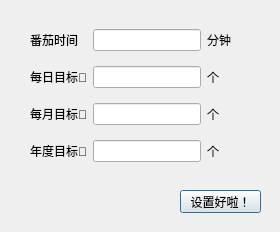
graylira/PomodroidoLite, file settomatodialog.ui: the form before one commit.
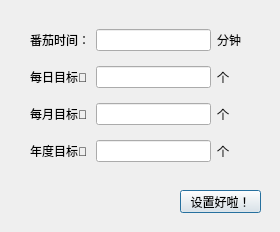
The form after the commit. Icons and pictures are not drawn.

```diff
--- a/settomatodialog.ui
+++ b/settomatodialog.ui
@@ -10,6 +10,18 @@
     <height>232</height>
    </rect>
   </property>
+  <property name="minimumSize">
+   <size>
+    <width>280</width>
+    <height>232</height>
+   </size>
+  </property>
+  <property name="maximumSize">
+   <size>
+    <width>280</width>
+    <height>232</height>
+   </size>
+  </property>
   <property name="windowTitle">
    <string>🍅设置</string>
   </property>
@@ -50,7 +62,7 @@
     <rect>
      <x>30</x>
      <y>20</y>
-     <width>201</width>
+     <width>211</width>
      <height>151</height>
     </rect>
    </property>
@@ -61,7 +73,7 @@
        <string notr="true">font: 10pt &quot;幼圆&quot;;</string>
       </property>
       <property name="text">
-       <string>番茄时间</string>
+       <string>番茄时间：</string>
       </property>
      </widget>
     </item>
```
Left out of the diff: 18 changed lines with no effect on the pictures.
